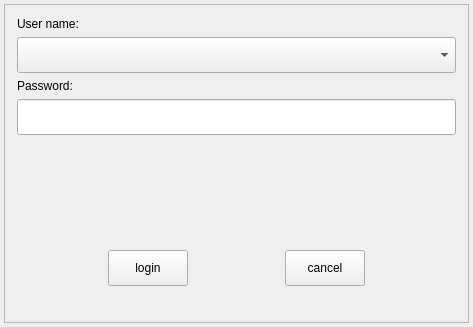
Above: src/ui/account/login.ui from openeuler-mirror/ks-ssr before the change. Below: the same form after it.
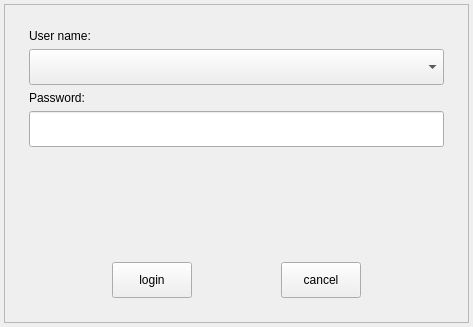
That is the form after the change.

What changed in the file:
```diff
--- a/src/ui/account/login.ui
+++ b/src/ui/account/login.ui
@@ -39,16 +39,16 @@
      </property>
      <layout class="QVBoxLayout" name="verticalLayout_3">
       <property name="leftMargin">
-       <number>12</number>
+       <number>24</number>
       </property>
       <property name="topMargin">
-       <number>12</number>
+       <number>24</number>
       </property>
       <property name="rightMargin">
-       <number>12</number>
+       <number>24</number>
       </property>
       <property name="bottomMargin">
-       <number>36</number>
+       <number>24</number>
       </property>
       <item>
        <layout class="QVBoxLayout" name="verticalLayout">
```
